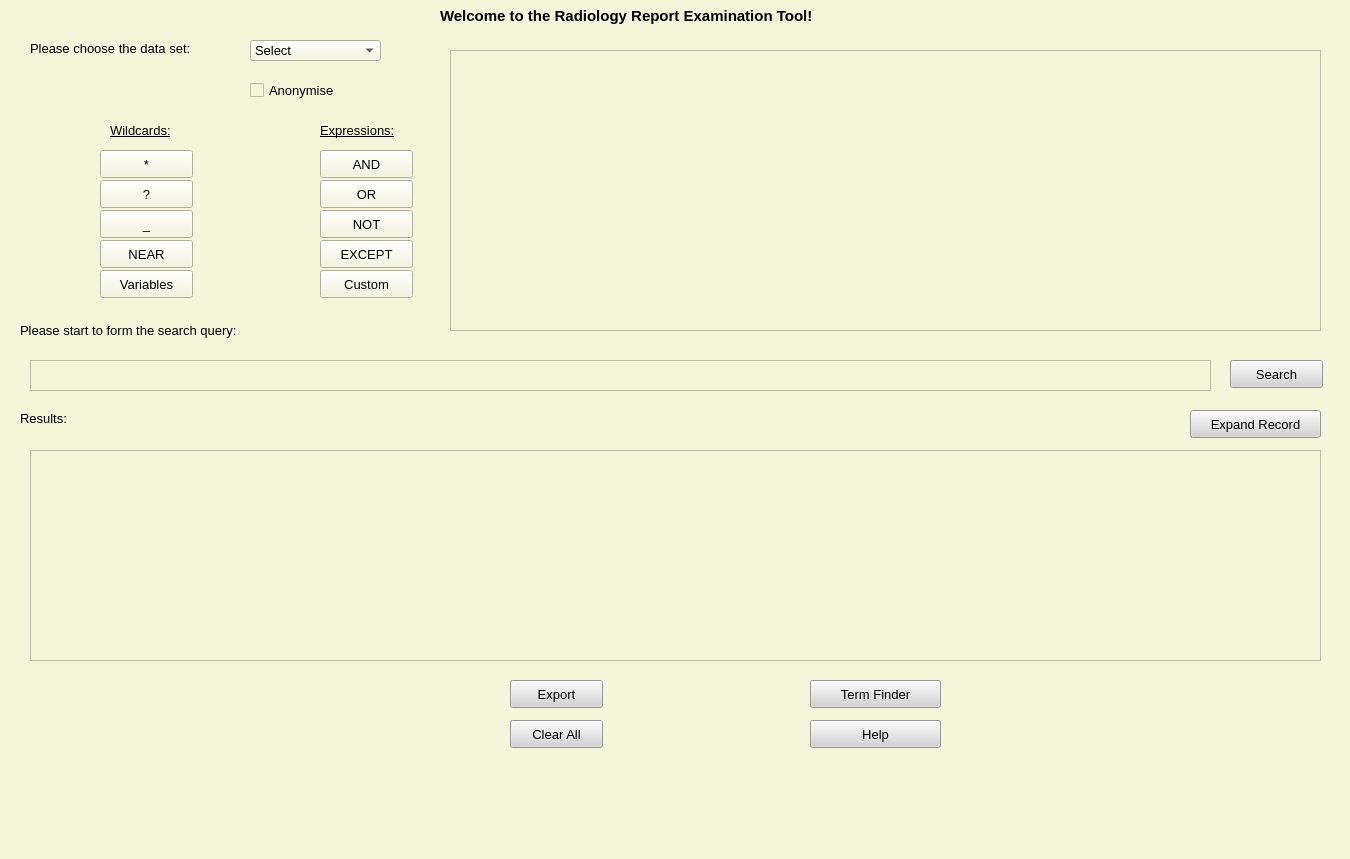
Qt form guis/mainwindow.ui (adamhastings02/MEng-Individual-Project-Software) before a commit.
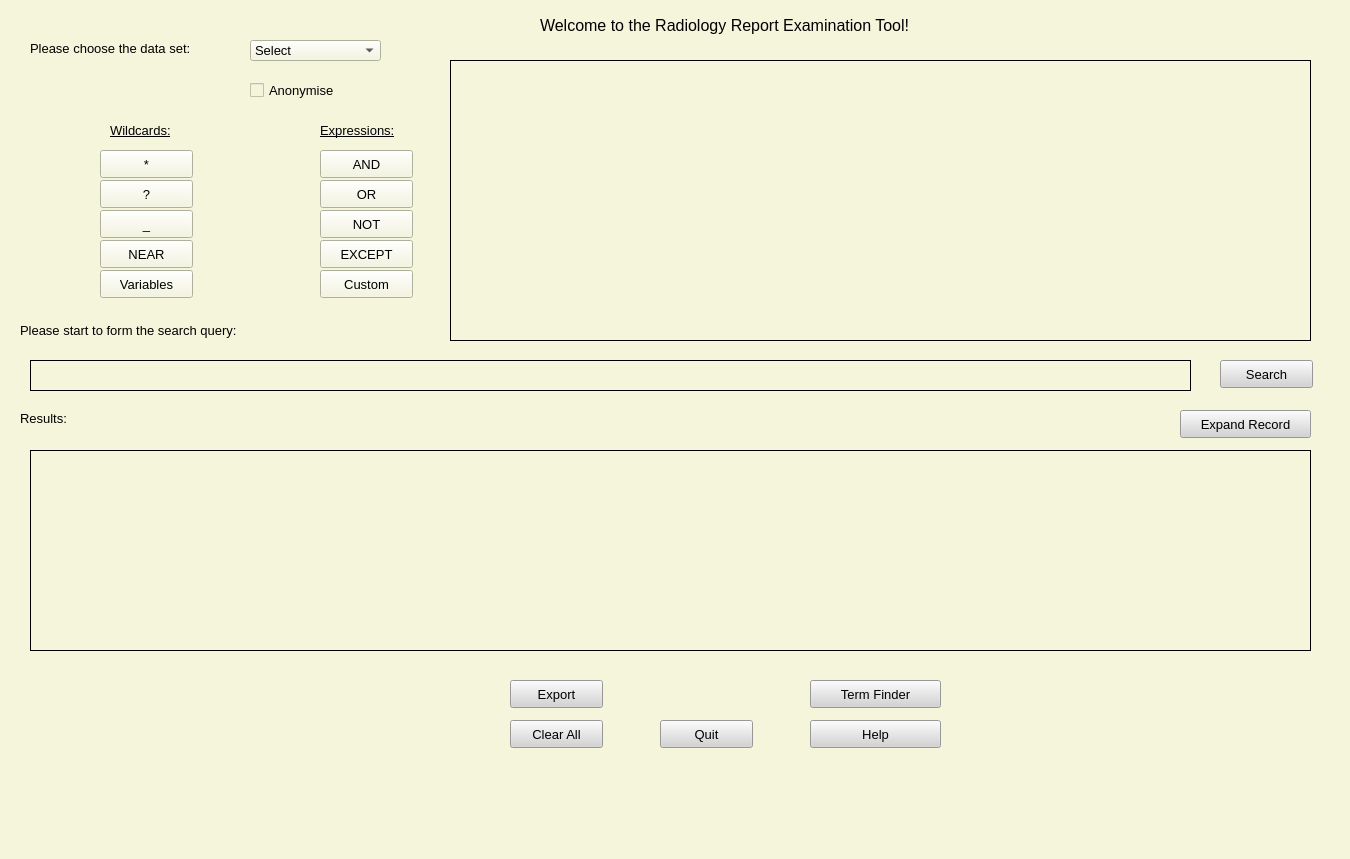
The same form after that commit. Icons and pictures are not drawn.

```diff
--- a/guis/mainwindow.ui
+++ b/guis/mainwindow.ui
@@ -23,7 +23,7 @@
    <widget class="QPushButton" name="but_manual">
     <property name="geometry">
      <rect>
-      <x>1230</x>
+      <x>1220</x>
       <y>360</y>
       <width>93</width>
       <height>28</height>
@@ -123,29 +123,41 @@
      <rect>
       <x>30</x>
       <y>360</y>
-      <width>1181</width>
+      <width>1161</width>
       <height>31</height>
      </rect>
     </property>
+    <property name="frameShape">
+     <enum>QFrame::Box</enum>
+    </property>
+    <property name="frameShadow">
+     <enum>QFrame::Plain</enum>
+    </property>
    </widget>
    <widget class="QTableView" name="table_results">
     <property name="geometry">
      <rect>
       <x>30</x>
       <y>450</y>
-      <width>1291</width>
-      <height>211</height>
+      <width>1281</width>
+      <height>201</height>
      </rect>
     </property>
     <property name="styleSheet">
      <string notr="true">background-color: #F5F5DC;</string>
     </property>
+    <property name="frameShape">
+     <enum>QFrame::Box</enum>
+    </property>
+    <property name="frameShadow">
+     <enum>QFrame::Plain</enum>
+    </property>
    </widget>
    <widget class="QLabel" name="leedslogo">
     <property name="geometry">
      <rect>
       <x>50</x>
-      <y>670</y>
+      <y>680</y>
       <width>311</width>
       <height>91</height>
      </rect>
@@ -163,8 +175,8 @@
    <widget class="QLabel" name="nhslogo">
     <property name="geometry">
      <rect>
-      <x>1050</x>
-      <y>670</y>
+      <x>1040</x>
+      <y>680</y>
       <width>271</width>
       <height>101</height>
      </rect>
@@ -221,17 +233,17 @@
    <widget class="QLabel" name="lab_title">
     <property name="geometry">
      <rect>
-      <x>440</x>
-      <y>0</y>
-      <width>481</width>
+      <x>540</x>
+      <y>10</y>
+      <width>471</width>
       <height>31</height>
      </rect>
     </property>
     <property name="font">
      <font>
-      <pointsize>11</pointsize>
-      <weight>75</weight>
-      <bold>true</bold>
+      <pointsize>12</pointsize>
+      <weight>50</weight>
+      <bold>false</bold>
      </font>
     </property>
     <property name="text">
@@ -245,14 +257,20 @@
     <property name="geometry">
      <rect>
       <x>450</x>
-      <y>50</y>
-      <width>871</width>
+      <y>60</y>
+      <width>861</width>
       <height>281</height>
      </rect>
     </property>
     <property name="autoFillBackground">
      <bool>false</bool>
     </property>
+    <property name="frameShape">
+     <enum>QFrame::Box</enum>
+    </property>
+    <property name="frameShadow">
+     <enum>QFrame::Plain</enum>
+    </property>
    </widget>
    <widget class="QPushButton" name="but_clear">
     <property name="geometry">
@@ -299,7 +317,7 @@
    <widget class="QPushButton" name="but_expand">
     <property name="geometry">
      <rect>
-      <x>1190</x>
+      <x>1180</x>
       <y>410</y>
       <width>131</width>
       <height>28</height>
@@ -574,6 +592,27 @@
      <string>Anonymise</string>
     </property>
    </widget>
+   <widget class="QPushButton" name="but_quit">
+    <property name="geometry">
+     <rect>
+      <x>660</x>
+      <y>720</y>
+      <width>93</width>
+      <height>28</height>
+     </rect>
+    </property>
+    <property name="font">
+     <font>
+      <pointsize>10</pointsize>
+     </font>
+    </property>
+    <property name="styleSheet">
+     <string notr="true">background-color: lightgrey;</string>
+    </property>
+    <property name="text">
+     <string>Quit</string>
+    </property>
+   </widget>
   </widget>
   <widget class="QMenuBar" name="menubar">
    <property name="geometry">
```
Left out of the diff: 2 changed lines with no effect on the pictures.
